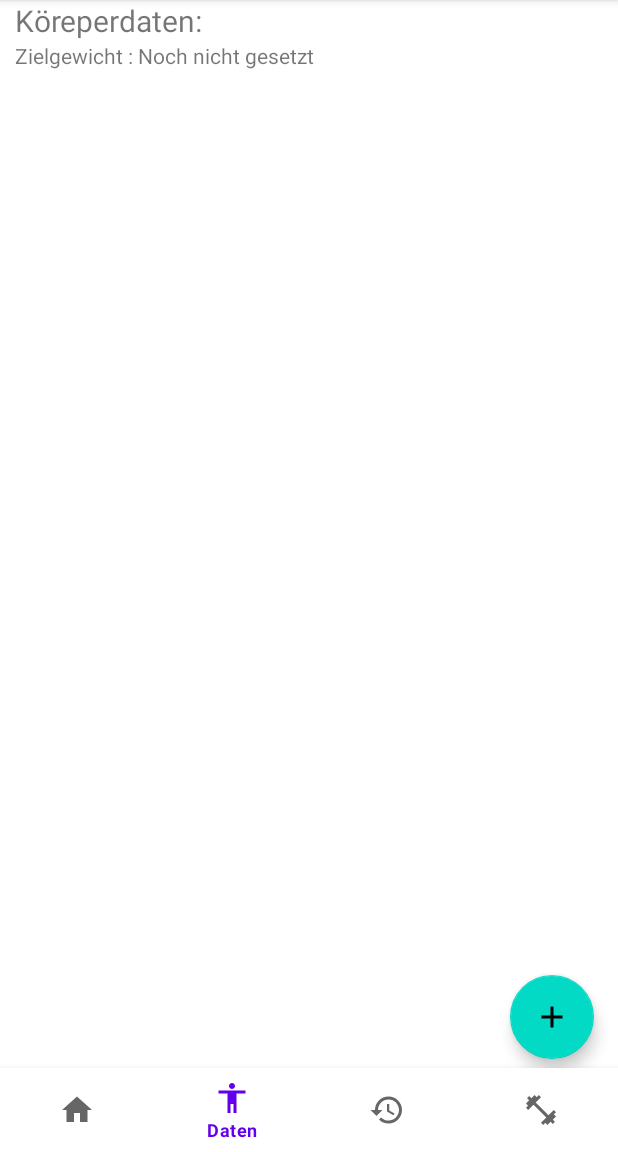
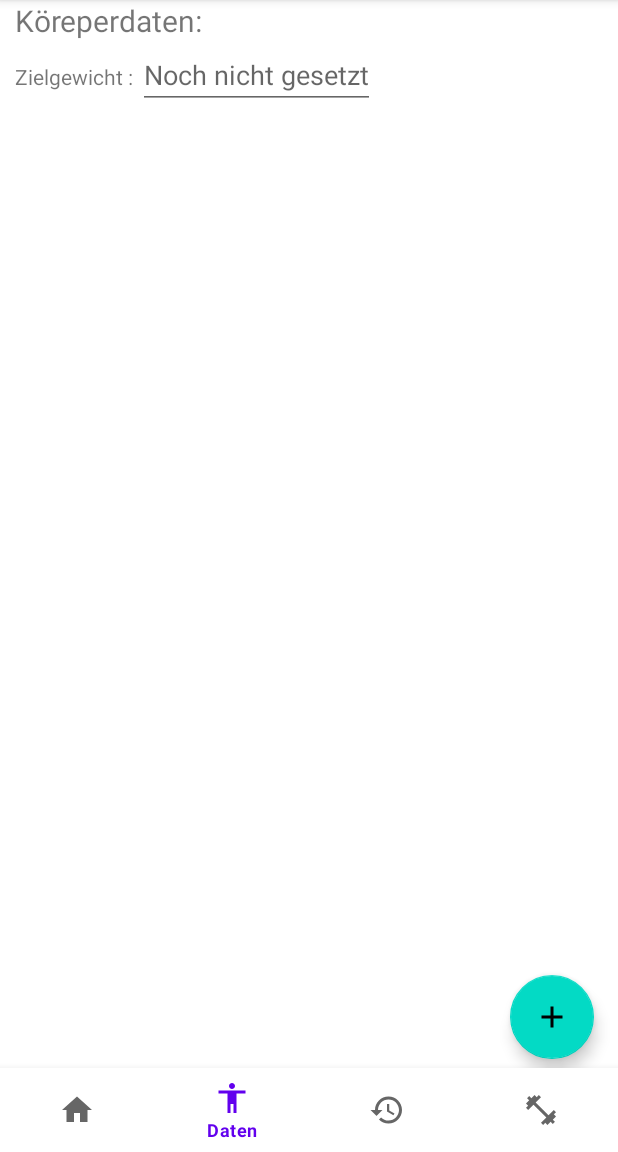
Before and after one commit to MatthiasStadlbauer/Gainz, an Android app: the screen it shows after launch (MainActivity), item 2 of the bottom bar chosen, on a phone screen of 412 x 824 dp, the part 84-1236 px from its top. Run offline under Robolectric (Android 15) with nearby library versions, the phone set to English and light mode, and no system bars.

Commit message:
kleine Änderungen

```diff
--- a/Gainz_projekt/app/src/main/res/layout/fragment_daten_fragment.xml
+++ b/Gainz_projekt/app/src/main/res/layout/fragment_daten_fragment.xml
@@ -30,10 +30,11 @@
                 android:text="Zielgewicht : "
                 />
 
-            <TextView
+            <EditText
                 android:layout_width="wrap_content"
                 android:layout_height="wrap_content"
-                android:text="Noch nicht gesetzt"/>
+                android:hint="Noch nicht gesetzt"
+                android:inputType="number"/>
         </LinearLayout>
 
         <ListView
```
